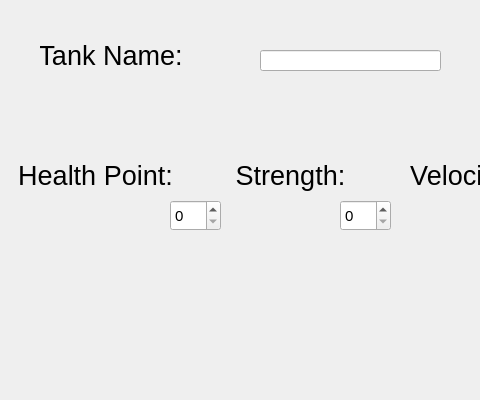
Above: NewTank.ui from ABGH004/Tanks before the change; both pictures show x 0 to 480 and y 0 to 400 of the 700 by 400 pixel window. Below: the same form after it.
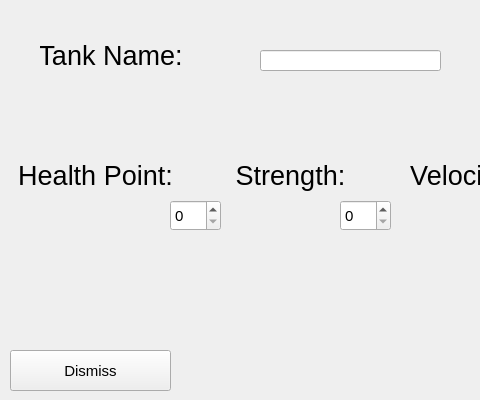
That is the form after the change.

Commit message: added return buttons. added separator line in newMap.

Patch:
```diff
--- a/NewTank.ui
+++ b/NewTank.ui
@@ -155,6 +155,19 @@
     <string>Submit</string>
    </property>
   </widget>
+  <widget class="QPushButton" name="pushButton_2">
+   <property name="geometry">
+    <rect>
+     <x>10</x>
+     <y>350</y>
+     <width>161</width>
+     <height>41</height>
+    </rect>
+   </property>
+   <property name="text">
+    <string>Dismiss</string>
+   </property>
+  </widget>
  </widget>
  <resources/>
  <connections/>
```
The commit also changes 8 other files.
